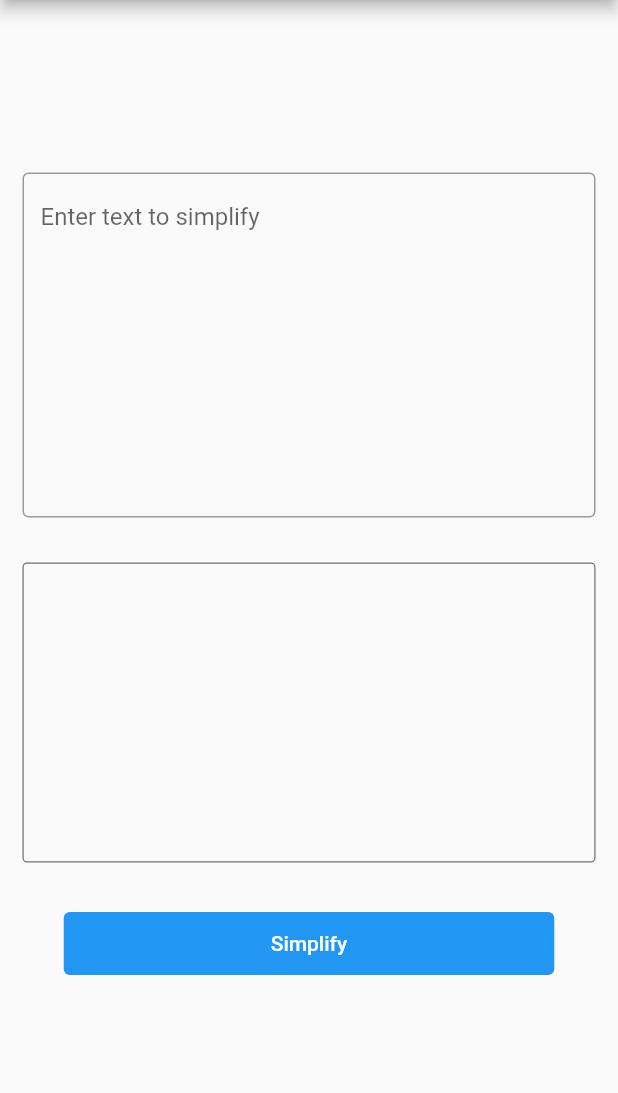
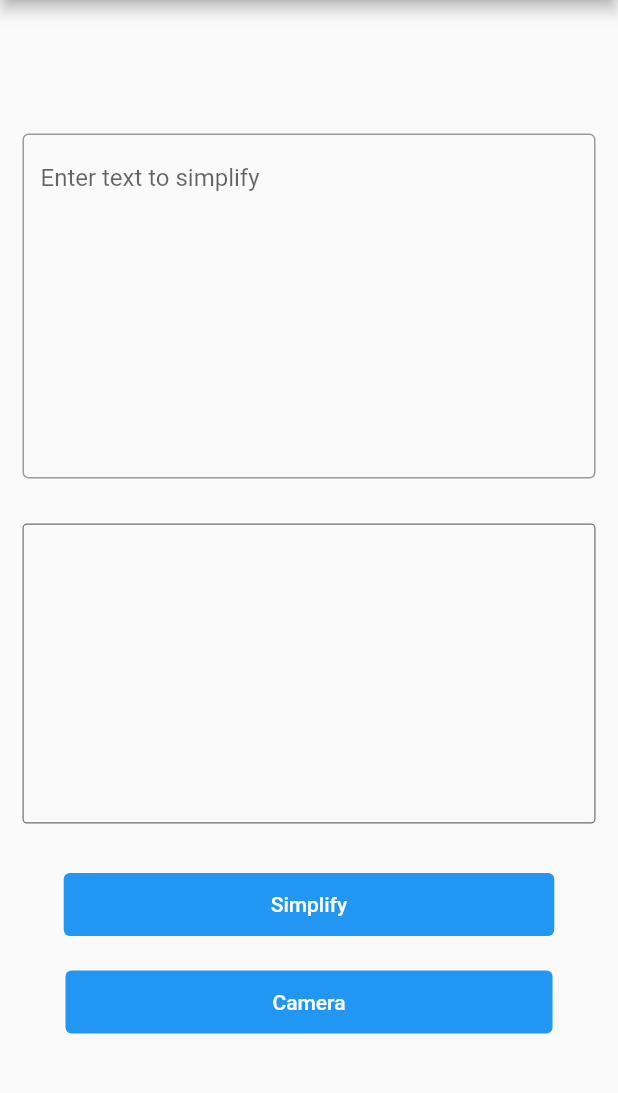
Before and after one commit to keiruu/easi-mobile-text-simplification-client, a Flutter app: the screen it shows after launch, on a phone screen of 412 x 824 dp, the part 84-1177 px from its top. Run offline on Flutter 3.47's test engine with Material 2 defaults, Android fonts, the phone set to English and light mode, and no system bars; our stand-ins replace camera, gallery_saver, image_gallery_saver, loading_indicator, permission_handler, video_player; missing offline and left inert: uri_to_file.

Commit message:
Minor layout changes

```diff
--- a/easi/lib/main.dart
+++ b/easi/lib/main.dart
@@ -1,3 +1,4 @@
+import 'package:easi/screens/camera_screen.dart';
 import 'package:flutter/material.dart';
 import 'http-methods.dart';
 import 'package:loading_indicator/loading_indicator.dart';
@@ -30,6 +31,7 @@ class MyHomePage extends StatefulWidget {
 }
 
 class _MyHomePageState extends State<MyHomePage> {
+
   TextEditingController inputController = TextEditingController();
   var simplifiedResult;
   String simplified = "";
@@ -136,9 +138,42 @@ class _MyHomePageState extends State<MyHomePage> {
                 child: Text('Simplify'),
               )
             ),
+             Padding(
+              padding: EdgeInsets.all(2),
+              child: TextButton(
+                style: ButtonStyle(
+                  foregroundColor: MaterialStateProperty.all<Color>(Colors.white),
+                  backgroundColor: MaterialStateProperty.all<Color>(Colors.blue),
+                  padding: MaterialStateProperty.all(
+                      const EdgeInsets.fromLTRB(138, 13, 138, 13)
+                  ),
+                ),
+                onPressed: () {
+                // CODE TO PUSH TO A NEW SCREEN
+                Navigator.of(context).push(
+                  MaterialPageRoute(
+                    builder: (context) =>
+                      Camera(),
+                  ),
+                );
+                },
+                child: Text('Camera'),
+              )
+            ),
           ],
         ),
       ),// This trailing comma makes auto-formatting nicer for build methods.
     );
   }
 }
+
+// CODE TO PUSH TO A NEW SCREEN
+// Navigator.of(context).push(
+//   MaterialPageRoute(
+//     builder: (context) =>
+//         PreviewScreen(
+//       imageFile: _imageFile!,
+//       fileList: allFileList,
+//     ),
+//   ),
+// );
```
